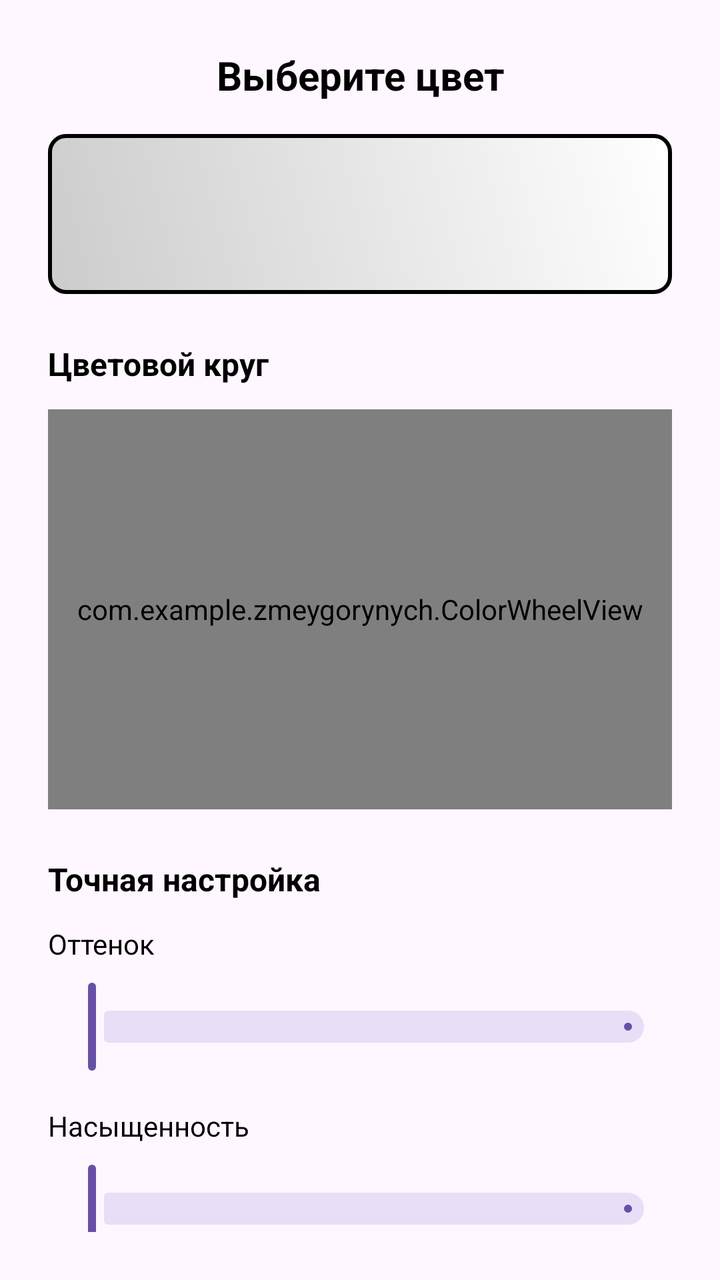
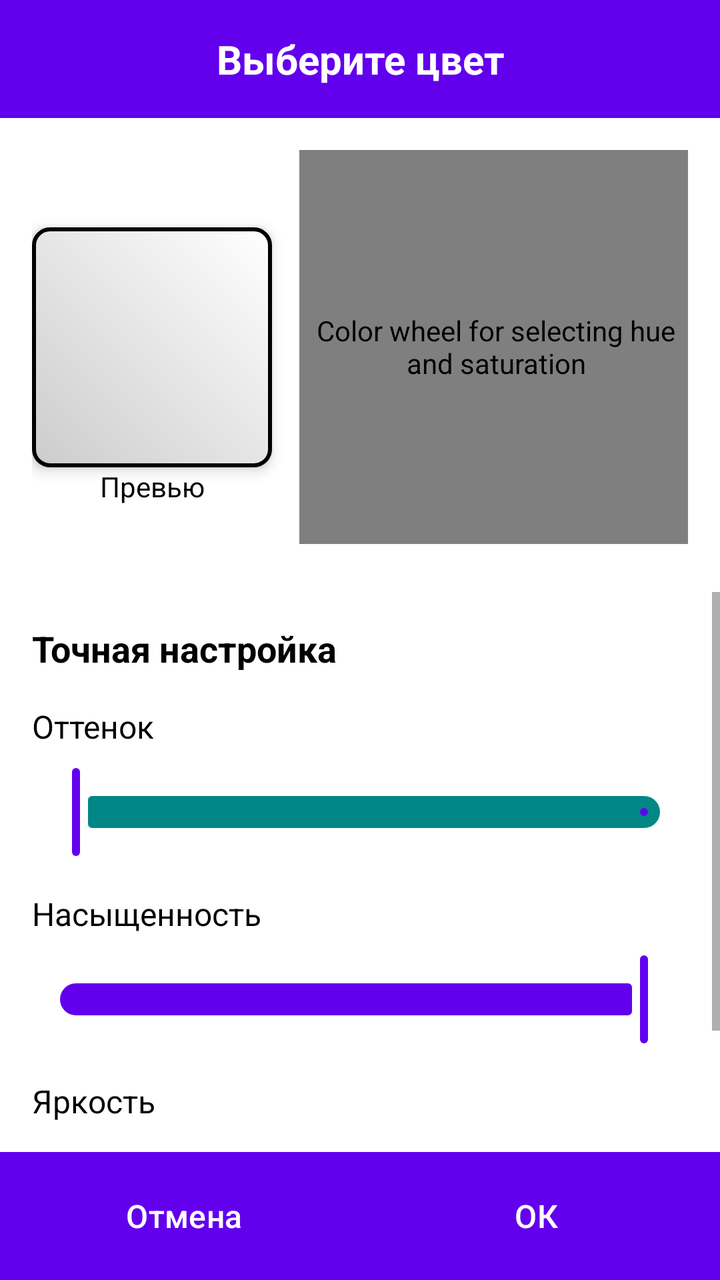

Compare the two renders of this Android layout. The source of the first and the diff that turns it into the second are given below.
<!-- AndroidManifest.xml: application theme Theme.ZmeyGorynych -->
<!-- res/layout/dialog_color_picker.xml -->
<?xml version="1.0" encoding="utf-8"?>
<LinearLayout xmlns:android="http://schemas.android.com/apk/res/android"
    xmlns:app="http://schemas.android.com/apk/res-auto"
    android:layout_width="match_parent"
    android:layout_height="wrap_content"
    android:orientation="vertical"
    android:padding="24dp">

    <TextView
        android:id="@+id/tvColorPickerTitle"
        android:layout_width="match_parent"
        android:layout_height="wrap_content"
        android:layout_marginBottom="16dp"
        android:gravity="center"
        android:text="Выберите цвет"
        android:textColor="@color/black"
        android:textSize="20sp"
        android:textStyle="bold" />

    <View
        android:id="@+id/colorPreview"
        android:layout_width="match_parent"
        android:layout_height="80dp"
        android:layout_marginBottom="24dp"
        android:background="@drawable/color_preview_background" />

    <TextView
        android:layout_width="wrap_content"
        android:layout_height="wrap_content"
        android:layout_marginBottom="12dp"
        android:text="@string/color_wheel"
        android:textColor="@color/black"
        android:textSize="16sp"
        android:textStyle="bold" />

    <com.example.zmeygorynych.ColorWheelView
        android:id="@+id/colorWheel"
        android:layout_width="match_parent"
        android:layout_height="200dp"
        android:layout_marginBottom="24dp" />

    <TextView
        android:layout_width="wrap_content"
        android:layout_height="wrap_content"
        android:layout_marginBottom="12dp"
        android:text="@string/fine_tune"
        android:textColor="@color/black"
        android:textSize="16sp"
        android:textStyle="bold" />

    <TextView
        android:layout_width="wrap_content"
        android:layout_height="wrap_content"
        android:layout_marginBottom="8dp"
        android:text="@string/hue"
        android:textColor="@color/black"
        android:textSize="14sp" />

    <com.google.android.material.slider.Slider
        android:id="@+id/hueSlider"
        android:layout_width="match_parent"
        android:layout_height="wrap_content"
        android:layout_marginBottom="16dp"
        app:labelBehavior="floating"
        android:valueFrom="0"
        android:valueTo="360" />

    <TextView
        android:layout_width="wrap_content"
        android:layout_height="wrap_content"
        android:layout_marginBottom="8dp"
        android:text="@string/saturation"
        android:textColor="@color/black"
        android:textSize="14sp" />

    <com.google.android.material.slider.Slider
        android:id="@+id/saturationSlider"
        android:layout_width="match_parent"
        android:layout_height="wrap_content"
        android:layout_marginBottom="16dp"
        app:labelBehavior="floating"
        android:valueFrom="0"
        android:valueTo="100" />

    <TextView
        android:layout_width="wrap_content"
        android:layout_height="wrap_content"
        android:layout_marginBottom="8dp"
        android:text="@string/brightness"
        android:textColor="@color/black"
        android:textSize="14sp" />

    <com.google.android.material.slider.Slider
        android:id="@+id/valueSlider"
        android:layout_width="match_parent"
        android:layout_height="wrap_content"
        android:layout_marginBottom="24dp"
        app:labelBehavior="floating"
        android:valueFrom="0"
        android:valueTo="100" />

    <LinearLayout
        android:layout_width="match_parent"
        android:layout_height="wrap_content"
        android:orientation="horizontal">

        <Button
            android:id="@+id/btnCancel"
            android:layout_width="0dp"
            android:layout_height="wrap_content"
            android:layout_marginEnd="8dp"
            android:layout_weight="1"
            android:text="@string/cancel"
            android:textSize="16sp" />

        <Button
            android:id="@+id/btnOk"
            android:layout_width="0dp"
            android:layout_height="wrap_content"
            android:layout_marginStart="8dp"
            android:layout_weight="1"
            android:text="@string/ok"
            android:textSize="16sp" />

    </LinearLayout>

</LinearLayout>
<!-- resources referenced by this layout -->
<resources>
  <color name="black">#FF000000</color>
  <!-- drawable color_preview_background (drawable) -->
  <?xml version="1.0" encoding="utf-8"?>
  <shape xmlns:android="http://schemas.android.com/apk/res/android"
      android:shape="rectangle">
      <corners android:radius="8dp" />
      <stroke
          android:width="2dp"
          android:color="@color/black" />
      <gradient
          android:angle="45"
          android:endColor="#FFFFFF"
          android:startColor="#CCCCCC"
          android:type="linear" />
  </shape>
  <string name="brightness">Яркость</string>
  <string name="cancel">Отмена</string>
  <string name="color_wheel">Цветовой круг</string>
  <string name="fine_tune">Точная настройка</string>
  <string name="hue">Оттенок</string>
  <string name="ok">ОК</string>
  <string name="saturation">Насыщенность</string>
  <style name="Theme.ZmeyGorynych" parent="Base.Theme.ZmeyGorynych">
          
          <item name="windowActionBar">true</item>
          <item name="windowNoTitle">false</item>
      </style>
  <style name="Base.Theme.ZmeyGorynych" parent="Theme.Material3.DayNight">
          
          
      </style>
</resources>

<!-- the commit's change to res/layout/dialog_color_picker.xml (unified diff, before → after) -->
@@ -1,127 +1,219 @@
 <?xml version="1.0" encoding="utf-8"?>
-<LinearLayout xmlns:android="http://schemas.android.com/apk/res/android"
+<androidx.constraintlayout.widget.ConstraintLayout
+    xmlns:android="http://schemas.android.com/apk/res/android"
     xmlns:app="http://schemas.android.com/apk/res-auto"
     android:layout_width="match_parent"
-    android:layout_height="wrap_content"
-    android:orientation="vertical"
-    android:padding="24dp">
-
+    android:layout_height="match_parent"
+    android:background="@android:color/white"
+    android:padding="0dp">
+
+    
     <TextView
         android:id="@+id/tvColorPickerTitle"
-        android:layout_width="match_parent"
+        android:layout_width="0dp"
         android:layout_height="wrap_content"
-        android:layout_marginBottom="16dp"
         android:gravity="center"
         android:text="Выберите цвет"
-        android:textColor="@color/black"
+        android:textColor="@android:color/white"
         android:textSize="20sp"
-        android:textStyle="bold" />
-
-    <View
-        android:id="@+id/colorPreview"
-        android:layout_width="match_parent"
-        android:layout_height="80dp"
-        android:layout_marginBottom="24dp"
-        android:background="@drawable/color_preview_background" />
-
-    <TextView
+        android:textStyle="bold"
+        android:padding="16dp"
+        android:background="?attr/colorPrimary"
+        app:layout_constraintEnd_toEndOf="parent"
+        app:layout_constraintStart_toStartOf="parent"
+        app:layout_constraintTop_toTopOf="parent" />
+
+    
+    <androidx.constraintlayout.widget.ConstraintLayout
+        android:id="@+id/colorSelectionContainer"
+        android:layout_width="0dp"
+        android:layout_height="0dp"
+        android:padding="16dp"
+        app:layout_constraintBottom_toTopOf="@+id/guideline"
+        app:layout_constraintEnd_toEndOf="parent"
+        app:layout_constraintStart_toStartOf="parent"
+        app:layout_constraintTop_toBottomOf="@id/tvColorPickerTitle">
+
+        
+        <View
+            android:id="@+id/colorPreview"
+            android:layout_width="120dp"
+            android:layout_height="120dp"
+            android:layout_marginEnd="16dp"
+            android:background="@drawable/color_preview_background"
+            android:elevation="4dp"
+            app:layout_constraintBottom_toBottomOf="parent"
+            app:layout_constraintStart_toStartOf="parent"
+            app:layout_constraintTop_toTopOf="parent" />
+
+        
+        <com.example.zmeygorynych.ColorWheelView
+            android:id="@+id/colorWheel"
+            android:layout_width="0dp"
+            android:layout_height="0dp"
+            android:layout_marginStart="16dp"
+            app:layout_constraintBottom_toBottomOf="parent"
+            app:layout_constraintDimensionRatio="1:1"
+            app:layout_constraintEnd_toEndOf="parent"
+            app:layout_constraintStart_toEndOf="@id/colorPreview"
+            app:layout_constraintTop_toTopOf="parent"
+            app:layout_constraintWidth_max="250dp"
+            app:layout_constraintWidth_percent="0.6"
+            android:contentDescription="Color wheel for selecting hue and saturation" />
+
+        
+        <TextView
+            android:layout_width="wrap_content"
+            android:layout_height="wrap_content"
+            android:text="Превью"
+            android:textColor="@color/black"
+            android:textSize="14sp"
+            app:layout_constraintEnd_toEndOf="@id/colorPreview"
+            app:layout_constraintStart_toStartOf="@id/colorPreview"
+            app:layout_constraintTop_toBottomOf="@id/colorPreview" />
+
+        
+        <TextView
+            android:layout_width="wrap_content"
+            android:layout_height="wrap_content"
+            android:text="Цветовой круг"
+            android:textColor="@color/black"
+            android:textSize="14sp"
+            app:layout_constraintEnd_toEndOf="@id/colorWheel"
+            app:layout_constraintStart_toStartOf="@id/colorWheel"
+            app:layout_constraintTop_toBottomOf="@id/colorWheel" />
+
+    </androidx.constraintlayout.widget.ConstraintLayout>
+
+    
+    <androidx.constraintlayout.widget.Guideline
+        android:id="@+id/guideline"
         android:layout_width="wrap_content"
         android:layout_height="wrap_content"
-        android:layout_marginBottom="12dp"
-        android:text="@string/color_wheel"
-        android:textColor="@color/black"
-        android:textSize="16sp"
-        android:textStyle="bold" />
-
-    <com.example.zmeygorynych.ColorWheelView
-        android:id="@+id/colorWheel"
-        android:layout_width="match_parent"
-        android:layout_height="200dp"
-        android:layout_marginBottom="24dp" />
-
-    <TextView
-        android:layout_width="wrap_content"
+        android:orientation="horizontal"
+        app:layout_constraintGuide_percent="0.45" />
+
+    
+    <ScrollView
+        android:id="@+id/slidersScrollView"
+        android:layout_width="0dp"
+        android:layout_height="0dp"
+        android:layout_marginTop="8dp"
+        android:layout_marginBottom="8dp"
+        android:fillViewport="true"
+        app:layout_constraintBottom_toTopOf="@+id/buttonsLayout"
+        app:layout_constraintEnd_toEndOf="parent"
+        app:layout_constraintStart_toStartOf="parent"
+        app:layout_constraintTop_toBottomOf="@id/guideline">
+
+        <LinearLayout
+            android:layout_width="match_parent"
+            android:layout_height="wrap_content"
+            android:orientation="vertical"
+            android:padding="16dp">
+
+            <TextView
+                android:layout_width="wrap_content"
+                android:layout_height="wrap_content"
+                android:layout_marginBottom="16dp"
+                android:text="Точная настройка"
+                android:textColor="@color/black"
+                android:textSize="18sp"
+                android:textStyle="bold" />
+
+            
+            <TextView
+                android:layout_width="wrap_content"
+                android:layout_height="wrap_content"
+                android:layout_marginBottom="8dp"
+                android:text="Оттенок"
+                android:textColor="@color/black"
+                android:textSize="16sp" />
+
+            <com.google.android.material.slider.Slider
+                android:id="@+id/hueSlider"
+                android:layout_width="match_parent"
+                android:layout_height="wrap_content"
+                android:layout_marginBottom="16dp"
+                android:valueFrom="0"
+                android:valueTo="360"
+                app:labelBehavior="gone" />
+
+            
+            <TextView
+                android:layout_width="wrap_content"
+                android:layout_height="wrap_content"
+                android:layout_marginBottom="8dp"
+                android:text="Насыщенность"
+                android:textColor="@color/black"
+                android:textSize="16sp" />
+
+            <com.google.android.material.slider.Slider
+                android:id="@+id/saturationSlider"
+                android:layout_width="match_parent"
+                android:layout_height="wrap_content"
+                android:layout_marginBottom="16dp"
+                android:valueFrom="0"
+                android:valueTo="100"
+                android:value="100"
+                app:labelBehavior="gone" />
+
+            
+            <TextView
+                android:layout_width="wrap_content"
+                android:layout_height="wrap_content"
+                android:layout_marginBottom="8dp"
+                android:text="Яркость"
+                android:textColor="@color/black"
+                android:textSize="16sp" />
+
+            <com.google.android.material.slider.Slider
+                android:id="@+id/valueSlider"
+                android:layout_width="match_parent"
+                android:layout_height="wrap_content"
+                android:valueFrom="0"
+                android:valueTo="100"
+                android:value="100"
+                app:labelBehavior="gone" />
+
+        </LinearLayout>
+    </ScrollView>
+
+    
+    <LinearLayout
+        android:id="@+id/buttonsLayout"
+        android:layout_width="0dp"
         android:layout_height="wrap_content"
-        android:layout_marginBottom="12dp"
-        android:text="@string/fine_tune"
-        android:textColor="@color/black"
-        android:textSize="16sp"
-        android:textStyle="bold" />
-
-    <TextView
-        android:layout_width="wrap_content"
-        android:layout_height="wrap_content"
-        android:layout_marginBottom="8dp"
-        android:text="@string/hue"
-        android:textColor="@color/black"
-        android:textSize="14sp" />
-
-    <com.google.android.material.slider.Slider
-        android:id="@+id/hueSlider"
-        android:layout_width="match_parent"
-        android:layout_height="wrap_content"
-        android:layout_marginBottom="16dp"
-        app:labelBehavior="floating"
-        android:valueFrom="0"
-        android:valueTo="360" />
-
-    <TextView
-        android:layout_width="wrap_content"
-        android:layout_height="wrap_content"
-        android:layout_marginBottom="8dp"
-        android:text="@string/saturation"
-        android:textColor="@color/black"
-        android:textSize="14sp" />
-
-    <com.google.android.material.slider.Slider
-        android:id="@+id/saturationSlider"
-        android:layout_width="match_parent"
-        android:layout_height="wrap_content"
-        android:layout_marginBottom="16dp"
-        app:labelBehavior="floating"
-        android:valueFrom="0"
-        android:valueTo="100" />
-
-    <TextView
-        android:layout_width="wrap_content"
-        android:layout_height="wrap_content"
-        android:layout_marginBottom="8dp"
-        android:text="@string/brightness"
-        android:textColor="@color/black"
-        android:textSize="14sp" />
-
-    <com.google.android.material.slider.Slider
-        android:id="@+id/valueSlider"
-        android:layout_width="match_parent"
-        android:layout_height="wrap_content"
-        android:layout_marginBottom="24dp"
-        app:labelBehavior="floating"
-        android:valueFrom="0"
-        android:valueTo="100" />
-
-    <LinearLayout
-        android:layout_width="match_parent"
-        android:layout_height="wrap_content"
-        android:orientation="horizontal">
+        android:orientation="horizontal"
+        android:background="?attr/colorPrimary"
+        android:padding="8dp"
+        app:layout_constraintBottom_toBottomOf="parent"
+        app:layout_constraintEnd_toEndOf="parent"
+        app:layout_constraintStart_toStartOf="parent">
 
         <Button
             android:id="@+id/btnCancel"
             android:layout_width="0dp"
             android:layout_height="wrap_content"
-            android:layout_marginEnd="8dp"
+            android:layout_marginEnd="4dp"
             android:layout_weight="1"
-            android:text="@string/cancel"
+            android:background="?attr/colorPrimaryVariant"
+            android:text="Отмена"
+            android:textAllCaps="false"
+            android:textColor="@android:color/white"
             android:textSize="16sp" />
 
         <Button
             android:id="@+id/btnOk"
             android:layout_width="0dp"
             android:layout_height="wrap_content"
-            android:layout_marginStart="8dp"
+            android:layout_marginStart="4dp"
             android:layout_weight="1"
-            android:text="@string/ok"
+            android:background="?attr/colorPrimaryVariant"
+            android:text="ОК"
+            android:textAllCaps="false"
+            android:textColor="@android:color/white"
             android:textSize="16sp" />
-
     </LinearLayout>
 
-</LinearLayout>
+</androidx.constraintlayout.widget.ConstraintLayout>
<!-- resource entries referenced after the edit -->
@@ -15,21 +15,52 @@
           android:startColor="#CCCCCC"
           android:type="linear" />
   </shape>
-  <string name="brightness">Яркость</string>
-  <string name="cancel">Отмена</string>
-  <string name="color_wheel">Цветовой круг</string>
-  <string name="fine_tune">Точная настройка</string>
-  <string name="hue">Оттенок</string>
-  <string name="ok">ОК</string>
-  <string name="saturation">Насыщенность</string>
   <style name="Theme.ZmeyGorynych" parent="Base.Theme.ZmeyGorynych">
-          
           <item name="windowActionBar">true</item>
           <item name="windowNoTitle">false</item>
+  
+          <item name="colorPrimary">@color/purple_500</item>
+          <item name="colorPrimaryContainer">@color/purple_700</item>
+          <item name="colorOnPrimary">@color/white</item>
+          <item name="colorOnPrimaryContainer">@color/white</item>
+  
+          <item name="colorSecondary">@color/teal_200</item>
+          <item name="colorSecondaryContainer">@color/teal_700</item>
+          <item name="colorOnSecondary">@color/black</item>
+          <item name="colorOnSecondaryContainer">@color/black</item>
+  
+          <item name="colorSurfaceVariant">#FFF5F5F5</item>
+          <item name="colorOnBackground">@color/black</item>
+          <item name="colorOnSurface">@color/black</item>
+          <item name="colorOnSurfaceVariant">@color/black</item>
+  
+          <item name="colorError">#FFB00020</item>
+          <item name="colorErrorContainer">#FFF9DEDC</item>
+          <item name="colorOnError">@color/white</item>
+          <item name="colorOnErrorContainer">#FF410E0B</item>
+  
+          <item name="android:textColorPrimary">@color/black</item>
+          <item name="android:textColorSecondary">#FF666666</item>
+  
+          <item name="android:statusBarColor">?attr/colorPrimary</item>
+          <item name="android:navigationBarColor">?attr/colorSurface</item>
+  
+          
+          <item name="android:windowBackground">@color/white</item>
       </style>
   <style name="Base.Theme.ZmeyGorynych" parent="Theme.Material3.DayNight">
           
+          <item name="android:colorBackground">@color/white</item> 
+          <item name="colorSurface">@color/white</item>
+  
           
+          <item name="android:windowBackground">@color/white</item>
+          <item name="colorPrimarySurface">@color/white</item>
       </style>
+  <color name="purple_500">#FF6200EE</color>
+  <color name="purple_700">#FF3700B3</color>
+  <color name="white">#FFFFFFFF</color>
+  <color name="teal_200">#FF03DAC5</color>
+  <color name="teal_700">#FF018786</color>
 </resources>
 
